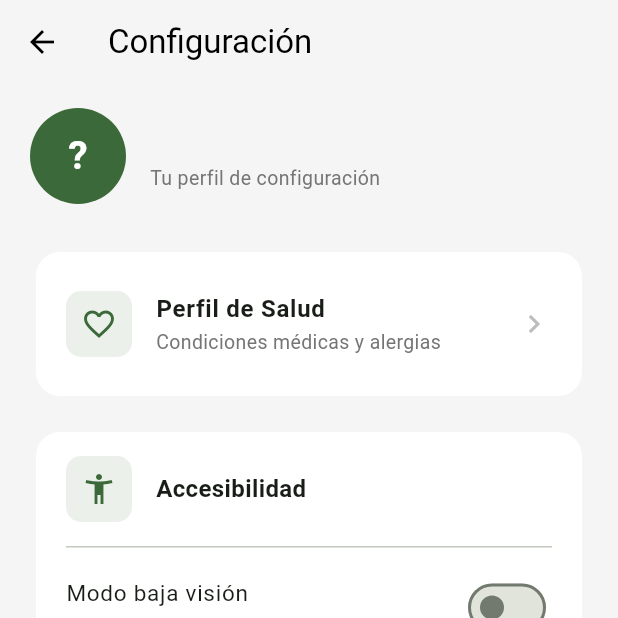
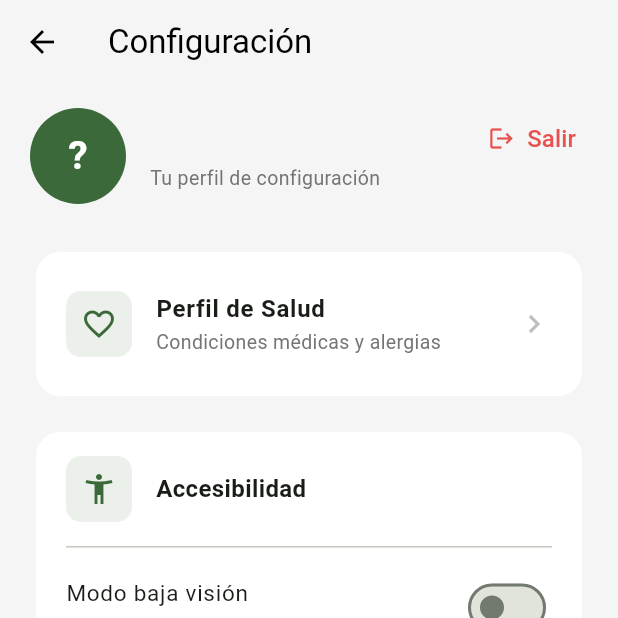
Before and after one commit to Belmarti/aptoparati, a Flutter app: the UserConfigScreen screen opened directly, on a phone screen of 412 x 824 dp, the top half of it. Run offline on Flutter 3.47's test engine with Material 3 defaults, Android fonts, the phone set to English and light mode, and no system bars; our stand-ins replace cloud_firestore, firebase_auth, firebase_core, google_sign_in; missing offline and left inert: mobile_scanner, openfoodfacts; accounts and stored records are empty.

Commit message:
Feat/LogOut

```diff
--- a/lib/l10n/app_localizations_en.dart
+++ b/lib/l10n/app_localizations_en.dart
@@ -1,6 +1,10 @@
+// ignore: unused_import
 import 'package:intl/intl.dart' as intl;
 import 'app_localizations.dart';
 
+// ignore_for_file: type=lint
+
+/// The translations for English (`en`).
 class AppLocalizationsEn extends AppLocalizations {
   AppLocalizationsEn([String locale = 'en']) : super(locale);
 
--- a/lib/l10n/app_localizations_es.dart
+++ b/lib/l10n/app_localizations_es.dart
@@ -1,6 +1,10 @@
+// ignore: unused_import
 import 'package:intl/intl.dart' as intl;
 import 'app_localizations.dart';
 
+// ignore_for_file: type=lint
+
+/// The translations for Spanish Castilian (`es`).
 class AppLocalizationsEs extends AppLocalizations {
   AppLocalizationsEs([String locale = 'es']) : super(locale);
 
--- a/lib/l10n/app_localizations_fr.dart
+++ b/lib/l10n/app_localizations_fr.dart
@@ -1,6 +1,10 @@
+// ignore: unused_import
 import 'package:intl/intl.dart' as intl;
 import 'app_localizations.dart';
 
+// ignore_for_file: type=lint
+
+/// The translations for French (`fr`).
 class AppLocalizationsFr extends AppLocalizations {
   AppLocalizationsFr([String locale = 'fr']) : super(locale);
 
--- a/lib/screens/home_screen.dart
+++ b/lib/screens/home_screen.dart
@@ -74,6 +74,7 @@ class _HomeScreenState extends State<HomeScreen> {
         fields: [ProductField.ALL],
       );
 
+      //llamada a OFF con el get de code,version y fields que queremos
       final result = await OpenFoodAPIClient.getProductV3(config);
 
       if (!mounted) return;
@@ -136,6 +137,7 @@ class _HomeScreenState extends State<HomeScreen> {
   ///    por el gestor de ciclo de vida de MobileScanner (isRunning == false).
   /// 3. try/catch como última línea de defensa ante la race condition donde
   ///    isRunning aún no refleja el inicio en curso del lifecycle handler.
+  ///
   Future<void> _navigateWithCameraStop(Widget screen) async {
     try {
       await _cameraController.stop();
--- a/lib/screens/user_config_screen.dart
+++ b/lib/screens/user_config_screen.dart
@@ -2,6 +2,7 @@ import 'package:flutter/material.dart';
 import 'package:firebase_auth/firebase_auth.dart';
 import '../services/user_service.dart';
 import 'health_profile_screen.dart';
+import 'login_screen.dart';
 
 /// Pantalla hub de configuración del usuario.
 /// Agrupa las secciones: perfil de salud, accesibilidad e idioma.
@@ -83,7 +84,10 @@ class _UserConfigScreenState extends State<UserConfigScreen> {
           child: Column(
             crossAxisAlignment: CrossAxisAlignment.start,
             children: [
-              Text(
+              Row(
+                children: [
+                  Expanded(
+                    child: Text(
                       _displayName,
                       style: const TextStyle(
                         fontSize: 18,
@@ -91,6 +95,21 @@ class _UserConfigScreenState extends State<UserConfigScreen> {
                         color: Colors.black87,
                       ),
                       overflow: TextOverflow.ellipsis,
+                    ),
+                  ),
+                  // Botón de cerrar sesión alineado a la derecha del nombre
+                  TextButton.icon(
+                    onPressed: _signOut,
+                    icon: const Icon(Icons.logout, size: 18),
+                    label: const Text('Salir', style: TextStyle(fontSize: 16)),
+                    style: TextButton.styleFrom(
+                      foregroundColor: const Color.fromARGB(255, 231, 81, 78),
+                      padding: const EdgeInsets.symmetric(horizontal: 8),
+                      minimumSize: Size.zero,
+                      tapTargetSize: MaterialTapTargetSize.shrinkWrap,
+                    ),
+                  ),
+                ],
               ),
               const SizedBox(height: 4),
               Text(
@@ -101,6 +120,18 @@ class _UserConfigScreenState extends State<UserConfigScreen> {
           ),
         ),
       ],
+    );
+  }
+
+  /// Cierra la sesión del usuario y navega a la pantalla de login.
+  Future<void> _signOut() async {
+    await FirebaseAuth.instance.signOut();
+    UserService.instance.clear();
+    if (!mounted) return;
+    Navigator.pushAndRemoveUntil(
+      context,
+      MaterialPageRoute(builder: (_) => const LoginScreen()),
+      (_) => false,
     );
   }
 
```
Also changed, not shown: lib/l10n/app_localizations.dart (+9 -0 lines). Lines whose indentation alone changed are shown as unchanged.
